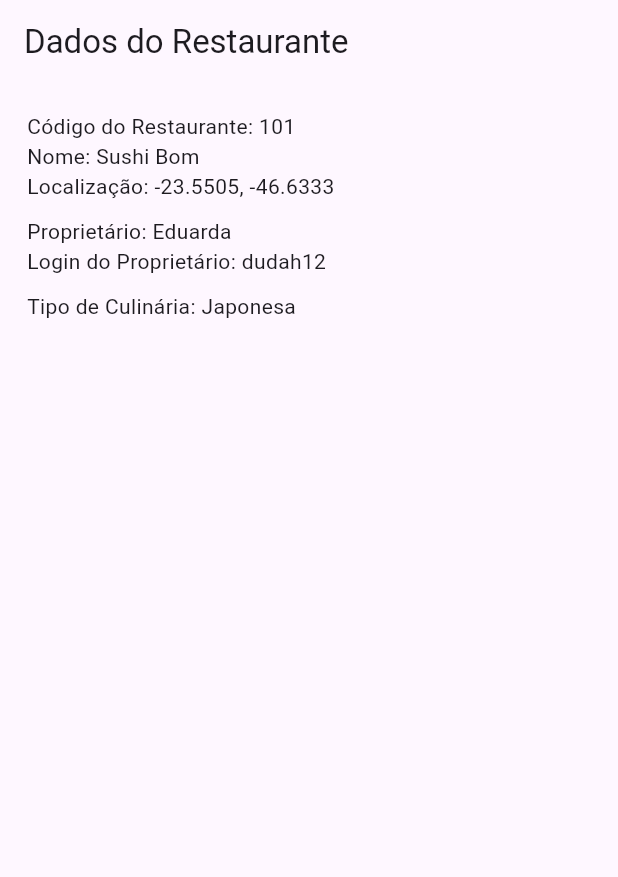
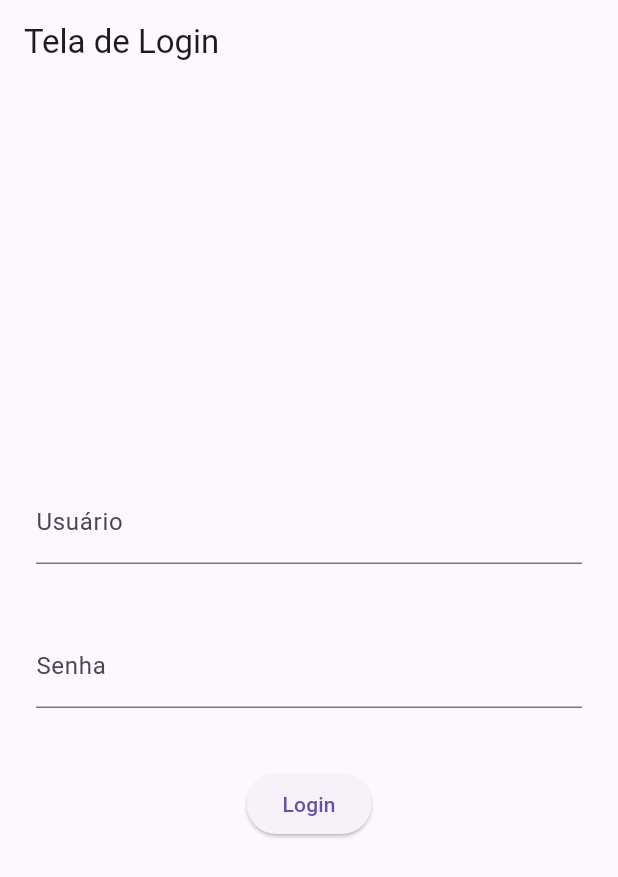
Before and after one commit to Ajesusdecarvalho/mimpedir, a Flutter app: the screen it shows after launch, on a phone screen of 412 x 824 dp. Shown: the top 877 px of the screen. Run offline on Flutter 3.47's test engine with Material 3 defaults, Android fonts, the phone set to English and light mode, and no system bars; accounts and stored records are empty.

Commit message:
criando telas de home e login com funcionamento básicos em banco de dados

```diff
--- a/lib/main.dart
+++ b/lib/main.dart
@@ -2,7 +2,7 @@ import 'package:flutter/material.dart';
 import 'usuario.dart';
 import 'tipo.dart';
 import 'restaurante.dart';
-
+import 'tela_login.dart';
 void main() {
   runApp(const MyApp());
 }
@@ -13,7 +13,7 @@ class MyApp extends StatelessWidget {
   @override
   Widget build(BuildContext context) {
     // Criando o usuário (proprietário)
-    Usuario usuario = Usuario(
+   /* Usuario usuario = Usuario(
       codigo: 1,
       nome: "Eduarda",
       login: "dudah12",
@@ -34,10 +34,13 @@ class MyApp extends StatelessWidget {
       longitude: -46.6333,
       proprietario: usuario,
       tipoCulinaria: tipo,
-    );
+    );*/
 
     return MaterialApp(
-      home: Scaffold(
+      debugShowCheckedModeBanner: false,
+      home: TelaLogin(),
+
+      /*home: Scaffold(
         appBar: AppBar(
           title: const Text("Dados do Restaurante"),
         ),
@@ -57,7 +60,7 @@ class MyApp extends StatelessWidget {
             ],
           ),
         ),
-      ),
+      ),*/
     );
   }
 }
--- /dev/null
+++ b/lib/tela_home.dart
@@ -0,0 +1,15 @@
+import 'package:flutter/material.dart/';
+
+class TelaHome extends StatelessWidget{
+  TelaHome({super.key});
+
+  @override
+  Widget build(BuildContext context){
+    return Scaffold(
+      appBar: AppBar(title: const Text('Tela Home')),
+      body: Center(
+        child: Text('Seja bem vindo ao Mim Pedir!!!'),
+      ),
+    );
+  }
+}
--- /dev/null
+++ b/lib/tela_login.dart
@@ -0,0 +1,55 @@
+import 'package:flutter/material.dart';
+import 'usuario.dart';
+import 'tela_home.dart';
+
+
+class TelaLogin extends StatelessWidget {
+  TelaLogin({super.key});
+
+  final TextEditingController usuarioController = TextEditingController();
+  final TextEditingController senhaController = TextEditingController();
+
+  Usuario u = Usuario(
+    codigo: 1,
+    senha: "@senhaforte123",
+    login: 'admin',
+      nome: 'Administrador'
+  );
+
+  @override
+  Widget build(BuildContext context){
+    return Scaffold(
+      appBar: AppBar (title: const Text("Tela de Login")),
+      body: Padding(padding: const EdgeInsets.all (24.0),
+        child: Column(
+          mainAxisAlignment: MainAxisAlignment.center,
+         children: [
+           TextField(
+        decoration: const InputDecoration(labelText: 'Usuário'),
+        controller: usuarioController,
+           ),
+        const SizedBox(height: 40),
+           TextField(
+             decoration: const InputDecoration(labelText: 'Senha'),
+             obscureText: true,
+             controller: senhaController,
+           ),
+         const SizedBox(height: 40),
+           ElevatedButton(onPressed: (){
+
+             if(u.login == usuarioController.text && u.senha == senhaController.text ){
+               Navigator.push(context,
+                   MaterialPageRoute(builder: (context) => TelaHome())
+               );
+             }else {
+               ScaffoldMessenger.of(context).showSnackBar(
+                   SnackBar(content: Text("Login ou senha inválidos"))
+               );
+             }
+           }, child: Text("Login"))
+         ],
+        ),
+      )
+    );
+  }
+}
```
